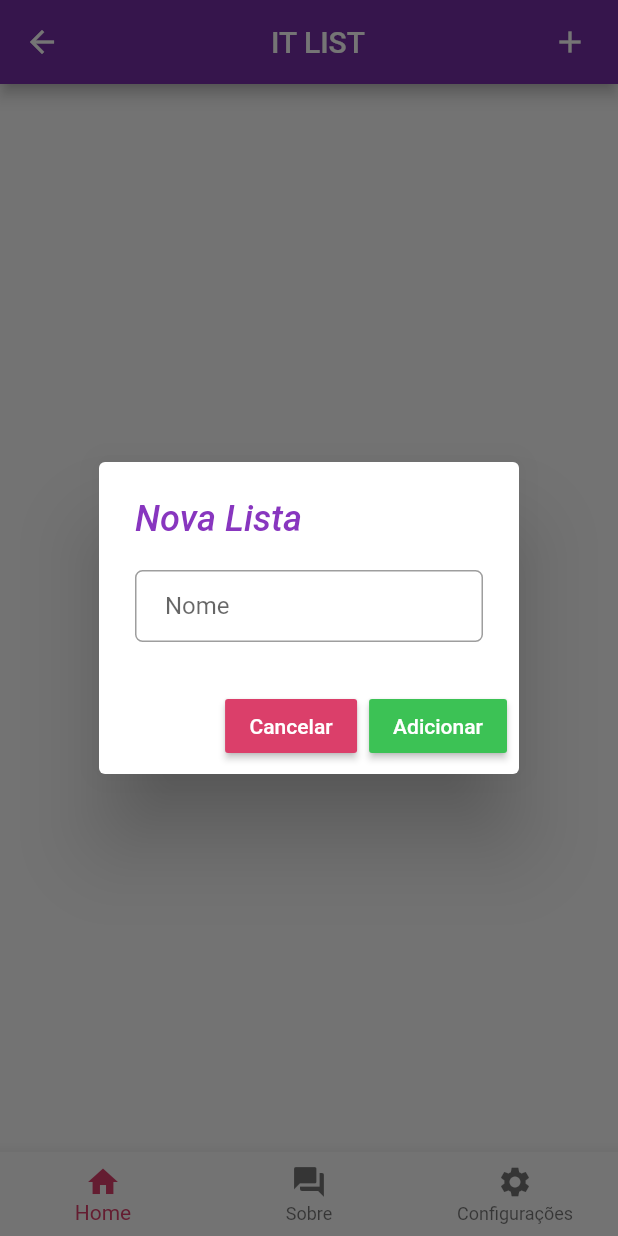
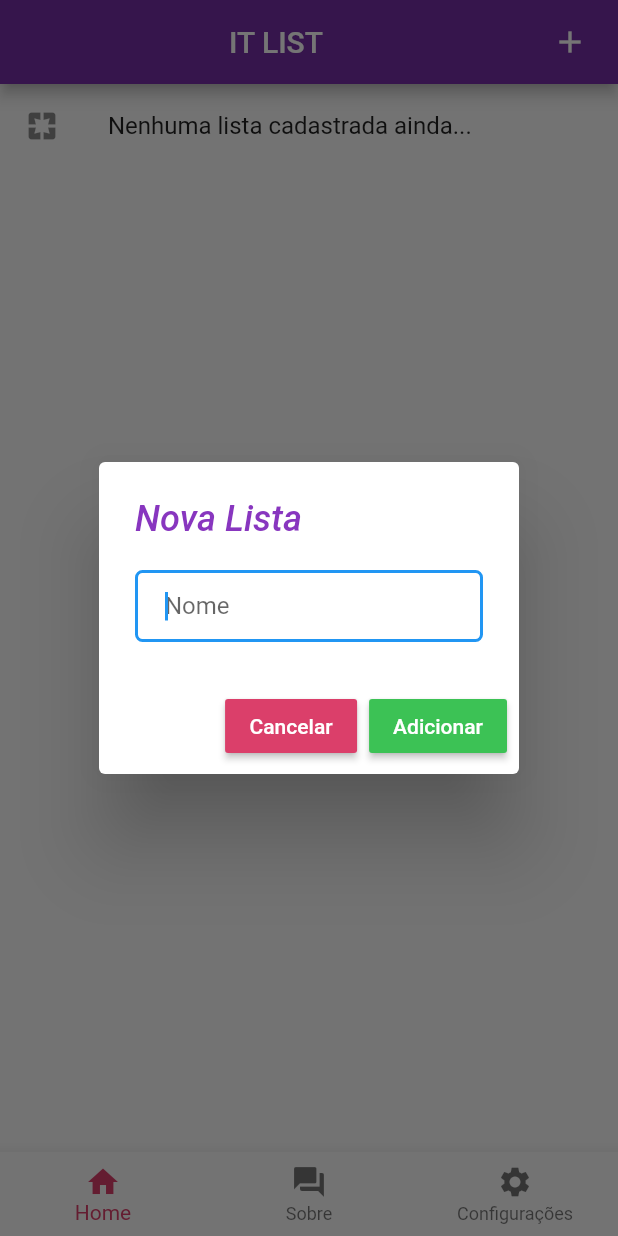
Before and after one commit to itmoura/myAppFlutter, a Flutter app: the screen it shows after launch, after a tap on the "add" icon, on a phone screen of 412 x 824 dp. Run offline on Flutter 3.47's test engine with Material 2 defaults, Android fonts, the phone set to English and light mode, and no system bars; our stand-ins replace sqflite; accounts and stored records are empty.

Commit message:
delete e mais algumas coisas

```diff
--- /dev/null
+++ b/lib/application.dart
@@ -0,0 +1,22 @@
+String dbName = "itlist.db";
+int dbVersion = 1;
+
+
+List<String> dbCreate = [
+	// td lista
+	"""CREATE TABLE lista(
+		pk_lista INTEGER PRIMARY KEY,
+		name TEXT,
+		created TEXT
+	)""",
+
+	// tb item
+	"""CREATE TABLE item (
+		pk_item INTEGER PRIMARY KEY,
+		fk_lista INTEGER,
+		name TEXT,
+		quantidade INTEGER,
+		valor DECIMAL(10,2),
+		created TEXT
+	)"""
+];
--- /dev/null
+++ b/lib/models/AbstractModel.dart
@@ -0,0 +1,52 @@
+import 'package:myapp/application.dart';
+import "package:sqflite/sqflite.dart";
+
+abstract class AbstractModel {
+
+	Database _db;
+
+	String get dbname;
+	int get dbversion;
+
+	Future<Database> init() async {
+		if(this._db == null){
+			var databasesPath = await getDatabasesPath();
+			String path = databasesPath+dbname;
+
+			// Delete the database
+			// await deleteDatabase(path);
+
+			this._db = await openDatabase(
+				path,
+				version: dbversion,
+				onCreate: (Database db, int version) async {
+					// Cria as tabelas
+					dbCreate.forEach((String sql){
+						db.execute(sql);
+					});
+				});
+		}
+		return this._db;
+	}
+
+	Future<Database> getDb() async {
+		return await this.init();
+	}
+
+	Future<List<Map>> list();
+
+	Future<Map> getItem(dynamic where);
+
+	Future<int> insert(Map<String, dynamic> values);
+
+	Future<bool> update(Map<String, dynamic> values, dynamic where);
+
+	Future<bool> delete(dynamic id);
+
+	void close() async {
+		if(this._db != null){
+			await this._db.close();
+			this._db = null;
+		}
+	}
+}
--- /dev/null
+++ b/lib/models/Lista.dart
@@ -0,0 +1,74 @@
+import 'package:myapp/application.dart';
+import 'package:sqflite/sqlite_api.dart';
+
+import 'AbstractModel.dart';
+
+class Lista extends AbstractModel {
+
+	///
+	/// Singleton
+	///
+
+	static Lista _this;
+
+	factory Lista(){
+		if(_this == null){
+			_this = Lista.getInstance();
+		}
+		return _this;
+	}
+
+	Lista.getInstance() : super();
+
+	///
+	/// The Instance
+	///
+
+	@override
+	String get dbname => dbName;
+
+	@override
+	int get dbversion => dbVersion;
+
+	@override
+	Future<List<Map>> list() async {
+    	Database db = await this.getDb();
+		// return db.query('lista', orderBy: 'created DESC');
+		return db.rawQuery('SELECT * FROM lista ORDER BY created DESC');
+  	}
+
+	@override
+	Future<Map> getItem(where) async {
+		Database db = await this.getDb();
+		List<Map> items = await db.query('lista', where: 'pk_lista = ?', whereArgs: [where], limit: 1);
+
+		Map result = Map();
+		if(items.length != 0)
+			result = items.first;
+		return result;
+	}
+
+	@override
+	Future<int> insert(Map<String, dynamic> values) async {
+    	Database db = await this.getDb();
+		int newId = await db.insert('lista', values);
+
+		return newId;
+  	}
+
+	@override
+	Future<bool> update(Map<String, dynamic> values, where) async {
+		Database db = await this.getDb();
+    	int rows = await db.update('lista', values, where: 'pk_lista = ?', whereArgs: [where]);
+
+		return (rows != 0);
+  	}
+
+	@override
+	Future<bool> delete(id) async {
+		Database db = await this.getDb();
+    	int rows = await db.delete('lista', where: 'pk_lista = ?', whereArgs: [id]);
+
+		return (rows != 0);
+	}
+}
--- a/lib/pages/home.dart
+++ b/lib/pages/home.dart
@@ -3,16 +3,46 @@ import 'package:flutter/material.dart';
 
 import 'package:myapp/layout.dart';
 import 'package:myapp/widgets/HomeList.dart';
+import 'package:myapp/models/Lista.dart';
 
-class HomePage extends StatelessWidget {
+class HomePage extends StatefulWidget {
 
 	static String tag = "home";
 
-  	@override
+	@override
+	State<StatefulWidget> createState() {
+		return new HomePageState();
+	}
+}
+
+class HomePageState extends State<HomePage> {
+
+	Lista listaBo = Lista();
+
+	@override
 	Widget build(BuildContext context) {
 
-		final content = HomeList();
+		final content = FutureBuilder(
+			future: listaBo.list(),
+			builder: (BuildContext context, AsyncSnapshot snapshot){
+				switch(snapshot.connectionState){
+					case ConnectionState.none:
+					case ConnectionState.waiting:
+						return const Center(
+							child: Text("Carregando...")
+						);
+					default:
+						if(snapshot.hasError){
+							print(snapshot.error);
+							return Text('Error: ${snapshot.error}');
+						} else {
+							return HomeList(items: snapshot.data);
+						}
+				}
+			},
+		);
+
 		return Layout.getContent(context, content);
-  	}
+	}
 
 }
--- a/lib/widgets/HomeList.dart
+++ b/lib/widgets/HomeList.dart
@@ -1,20 +1,95 @@
 import 'package:flutter/material.dart';
+import 'package:intl/intl.dart';
+
+import 'package:myapp/pages/home.dart';
+import 'package:myapp/models/Lista.dart';
+
+enum ListAction {
+	edit, delete
+}
 
 class HomeList extends StatefulWidget{
 
-	static List<Widget> items = List<Widget>();
+	final List<Map> items;
+
+	HomeList({this.items}) : super();
 
 	@override
 	_HomeListState createState() => _HomeListState();
 }
 
 class _HomeListState extends State<HomeList>{
+
+	List<Widget> values = List<Widget>();
+
+	Lista listaBo = Lista();
+
 	@override
 	Widget build(BuildContext context) {
-    	return ListView(
+
+		// Item default
+		if(widget.items.length == 0){
+			return ListView(
+				children: <Widget>[ListTile(
+					leading: Icon(Icons.pages),
+					title: Text("Nenhuma lista cadastrada ainda..."),
+				)
+
+				],
+			);
+		}
+
+		DateFormat df = DateFormat('dd/MM/yy HH:mm');
+
+    	return ListView.builder(
 			shrinkWrap: true,
-			children: HomeList.items,
+			itemCount: widget.items.length,
+			itemBuilder: (BuildContext context, int index){
+				Map item = widget.items[index];
+
+				DateTime created = DateTime.tryParse(item['created']);
+
+				return ListTile(
+					leading: Icon(Icons.pages),
+					title: Text(item['name']),
+					subtitle: Text(df.format(created)),
+					trailing: PopupMenuButton<ListAction>(
+						onSelected: (ListAction result){
+							switch(result){
+								case ListAction.edit:
+									break;
+								case ListAction.delete:
+									listaBo.delete(item['pk_lista']).then((deleted){
+										if(deleted){
+											Navigator.of(context).pushReplacementNamed(HomePage.tag);
+										}
+									});
+									break;
+							}
+						},
+						itemBuilder: (BuildContext context){
+							return <PopupMenuEntry<ListAction>>[
+								PopupMenuItem<ListAction>(
+									value: ListAction.edit,
+									child: Row(children: <Widget>[
+										Icon(Icons.edit),
+										Text(" Editar")
+									],),
+								),
+								PopupMenuItem<ListAction>(
+									value: ListAction.delete,
+									child: Row(children: <Widget>[
+										Icon(Icons.delete),
+										Text(" Excluir")
+									],),
+								)
+							];
+						},
+					)
+				);
+			},
 		);
   	}
 
+
 }
--- a/pubspec.yaml
+++ b/pubspec.yaml
@@ -23,6 +23,8 @@ dependencies:
   # The following adds the Cupertino Icons font to your application.
   # Use with the CupertinoIcons class for iOS style icons.
   cupertino_icons: ^0.1.2
+  sqflite: any
+  intl: any
 
 dev_dependencies:
   flutter_test:
```
Also changed, not shown: lib/layout.dart (+24 -14 lines), pubspec.lock.
